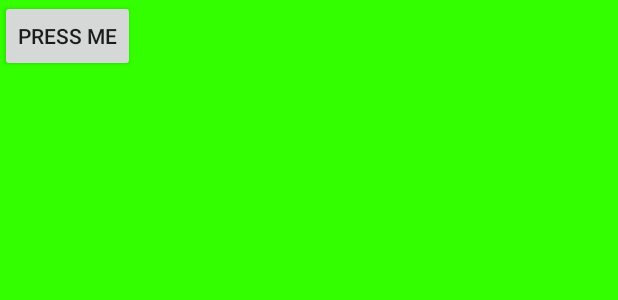
After one commit to Rivera91/Unit-04-Mid-Assessment-, an Android app: the layout activity_main_fragment.xml on its own in the app's theme, with its tools: preview values and no code run, on a phone screen of 412 x 824 dp. The commit adds this screen. Shown: the top 300 px of the screen. Run offline under Robolectric (Android 15) with nearby library versions, the phone set to English and light mode, and no system bars.

Commit message:
complete part01

```diff
--- a/app/build.gradle
+++ b/app/build.gradle
@@ -22,6 +22,7 @@ dependencies {
     implementation fileTree(dir: 'libs', include: ['*.jar'])
     implementation 'com.android.support:appcompat-v7:26.1.0'
     implementation 'com.android.support.constraint:constraint-layout:1.0.2'
+    implementation 'com.android.support:support-v4:26.1.0'
     testImplementation 'junit:junit:4.12'
     androidTestImplementation 'com.android.support.test:runner:1.0.1'
     androidTestImplementation 'com.android.support.test.espresso:espresso-core:3.0.1'
--- a/app/src/main/AndroidManifest.xml
+++ b/app/src/main/AndroidManifest.xml
@@ -16,6 +16,7 @@
                 <category android:name="android.intent.category.LAUNCHER" />
             </intent-filter>
         </activity>
+        <activity android:name=".MainFragment"></activity>
     </application>
 
 </manifest>
--- /dev/null
+++ b/app/src/main/res/layout/activity_main_fragment.xml
@@ -0,0 +1,21 @@
+<?xml version="1.0" encoding="utf-8"?>
+<LinearLayout
+    xmlns:android="http://schemas.android.com/apk/res/android"
+    xmlns:app="http://schemas.android.com/apk/res-auto"
+    xmlns:tools="http://schemas.android.com/tools"
+    android:layout_width="match_parent"
+    android:layout_height="match_parent"
+    android:orientation="vertical"
+    android:background="#33FF00"
+    tools:context="nyc.c4q.unit04midassessment.MainFragment">
+
+    <Button
+        android:id="@+id/fragemt_button"
+        android:layout_width="wrap_content"
+        android:layout_height="wrap_content"
+        android:text="Press Me"
+        android:onClick="pressMe"
+        tools:ignore="OnClick" />
+
+
+</LinearLayout>
--- a/app/src/main/res/values/strings.xml
+++ b/app/src/main/res/values/strings.xml
@@ -1,3 +1,6 @@
 <resources>
     <string name="app_name">Unit 04 Mid Assessment</string>
+
+    <!-- TODO: Remove or change this placeholder text -->
+    <string name="hello_blank_fragment">Hello blank fragment</string>
 </resources>
```
Also changed, not shown: app/src/main/java/nyc/c4q/unit04midassessment/DisplayFragment.java (added, +29 -0 lines), app/src/main/java/nyc/c4q/unit04midassessment/MainFragment.java (added, +21 -0 lines), app/src/main/res/layout/activity_main.xml (+8 -0 lines), app/src/main/res/layout/fragment_display.xml (added, +13 -0 lines), 1 other file.
